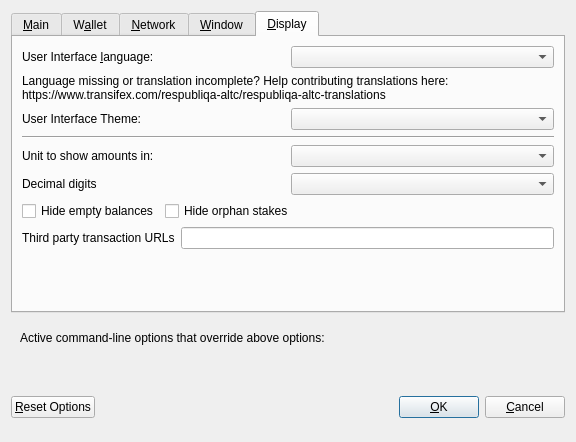
This is src/qt/forms/optionsdialog.ui in xash2xash/ResPubliqa as Qt 5 draws it before an edit. The edited form follows.
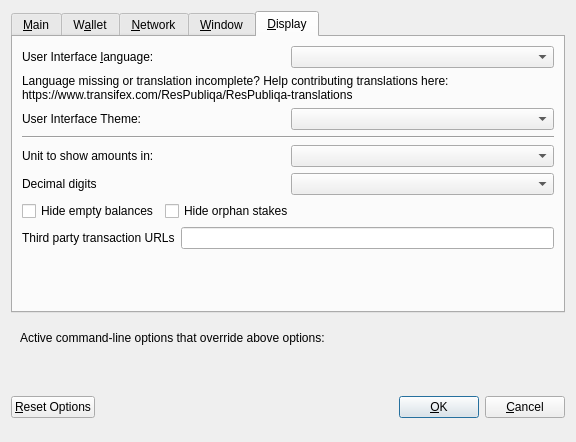
This is the edited form. The open tabs and pages were chosen to show the change. Custom widgets are drawn as their Qt base class.

```diff
--- a/src/qt/forms/optionsdialog.ui
+++ b/src/qt/forms/optionsdialog.ui
@@ -533,7 +533,7 @@
          </property>
          <property name="text">
           <string>Language missing or translation incomplete? Help contributing translations here:
-https://www.transifex.com/respubliqa-altc/respubliqa-altc-translations</string>
+https://www.transifex.com/ResPubliqa/ResPubliqa-translations</string>
          </property>
          <property name="wordWrap">
           <bool>true</bool>
```
